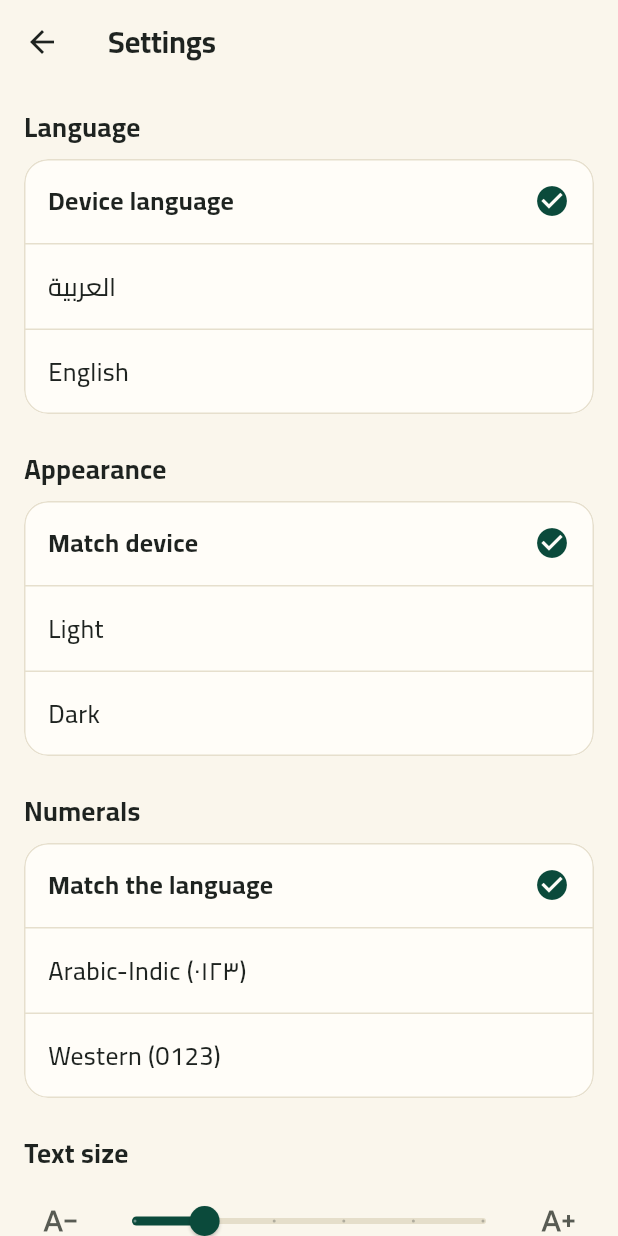
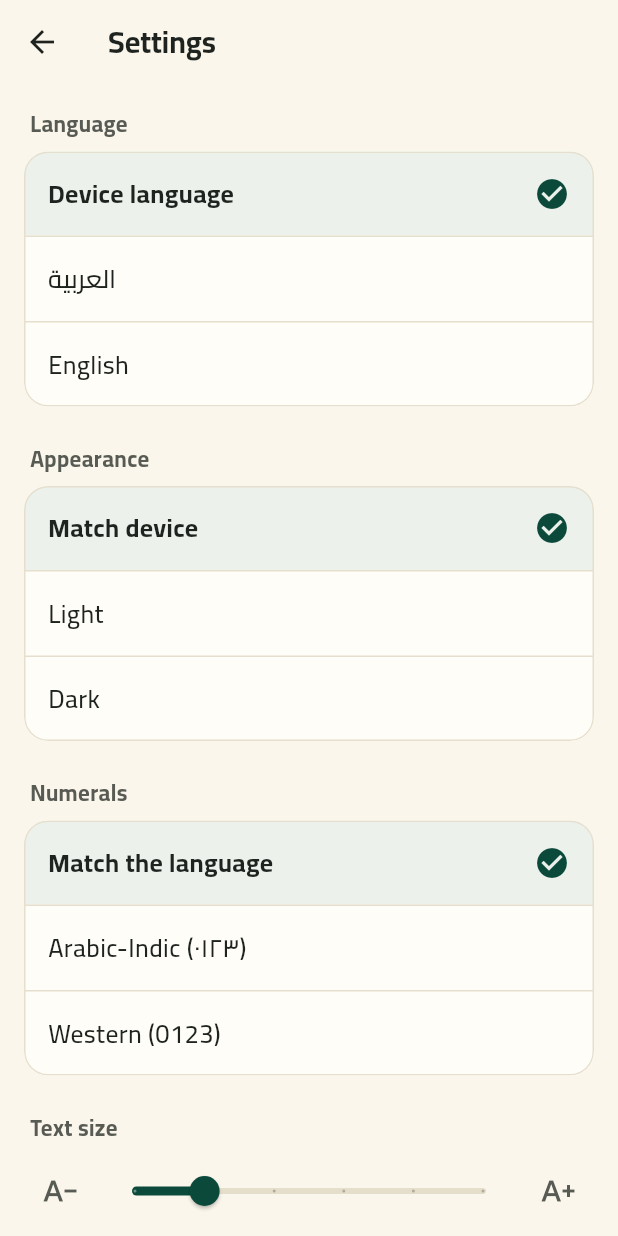
Before and after one commit to abdelrahmanNabil15/hadeeths, a Flutter app: the screen it shows after launch, after a tap on the "tune" icon, on a phone screen of 412 x 824 dp. Run offline on Flutter 3.47's test engine with Material 3 defaults, Android fonts, the phone set to English and light mode, and no system bars; our stand-ins replace bloc, dio, equatable, flutter_bloc, flutter_local_notifications, geolocator and 4 more; missing offline and left inert: adhan_dart, hijri_core, sqlite3; network calls fail.

Commit message:
feat(design): shared AppCard, star-lattice pattern, ornament divider, options sheet and icon set; tiles, options, search entry, reading surface, sections and states moved onto them

```diff
--- /dev/null
+++ b/lib/core/widgets/app_card.dart
@@ -0,0 +1,72 @@
+import 'package:flutter/material.dart';
+import 'package:mynewapp/core/design_system/tokens.dart';
+
+/// The app's one surface for grouped content: card colour, 16 dp corners and a hairline edge.
+/// Tiles, option groups, the search field look-alike and the reading surface are all built on it,
+/// so every card in the app has the same shape and edge.
+///
+/// - [onTap] adds an ink response clipped to the shape (semantics stay with the caller).
+/// - [emphasized] uses the sage brand container, for the one primary entry on a screen.
+/// - [raised] adds the single soft shadow ([AppShadows.soft]); flat otherwise.
+class AppCard extends StatelessWidget {
+  const AppCard({
+    super.key,
+    required this.child,
+    this.onTap,
+    this.padding,
+    this.emphasized = false,
+    this.raised = false,
+    this.color,
+    this.borderColor,
+  });
+
+  final Widget child;
+  final VoidCallback? onTap;
+  final EdgeInsetsGeometry? padding;
+  final bool emphasized;
+  final bool raised;
+
+  /// Overrides the surface colour (for example the reading surface role).
+  final Color? color;
+
+  /// Overrides the hairline, for example [ColorScheme.outline] where the edge marks a control and
+  /// must reach 3:1.
+  final Color? borderColor;
+
+  @override
+  Widget build(BuildContext context) {
+    final scheme = Theme.of(context).colorScheme;
+    final radius = BorderRadius.circular(AppRadius.card);
+    final content = padding == null
+        ? child
+        : Padding(padding: padding!, child: child);
+    final card = Material(
+      color:
+          color ??
+          (emphasized
+              ? scheme.primaryContainer
+              : scheme.surfaceContainerLowest),
+      shape: RoundedRectangleBorder(
+        borderRadius: radius,
+        side: BorderSide(
+          color:
+              borderColor ??
+              (emphasized
+                  ? scheme.primary.withValues(alpha: 0.3)
+                  : scheme.outlineVariant),
+          width: AppBorders.hairline,
+        ),
+      ),
+      clipBehavior: Clip.antiAlias,
+      child: onTap == null ? content : InkWell(onTap: onTap, child: content),
+    );
+    if (!raised) return card;
+    return DecoratedBox(
+      decoration: BoxDecoration(
+        borderRadius: radius,
+        boxShadow: AppShadows.soft(scheme),
+      ),
+      child: card,
+    );
+  }
+}
--- /dev/null
+++ b/lib/core/widgets/app_icons.dart
@@ -0,0 +1,19 @@
+import 'package:flutter/material.dart';
+
+/// The icons the shared components use, chosen once so every screen uses the same glyph for the
+/// same meaning. Directional ones mirror in right-to-left text.
+abstract final class AppIcons {
+  /// Opens something further: rows and tiles. Mirrors in Arabic.
+  static const chevron = Icons.chevron_right_rounded;
+  static const search = Icons.search;
+  static const settings = Icons.tune;
+  static const info = Icons.info_outline;
+  static const retry = Icons.refresh;
+  static const offline = Icons.wifi_off;
+  static const error = Icons.error_outline;
+  static const selected = Icons.check_circle;
+  static const share = Icons.share;
+  static const shareText = Icons.notes;
+  static const shareImage = Icons.image_outlined;
+  static const clear = Icons.close_rounded;
+}
--- /dev/null
+++ b/lib/core/widgets/geometric_pattern.dart
@@ -0,0 +1,101 @@
+import 'dart:math' as math;
+
+import 'package:flutter/material.dart';
+
+/// A quiet eight-fold star lattice (two overlapping squares at each point of a square grid, with a
+/// small diamond between them), drawn in thin lines. Decoration only: it is hidden from screen
+/// readers, never animates, is painted once into its own layer, and is never placed behind reading
+/// text. Keep [color] faint (the callers use 4 to 8% opacity).
+class GeometricPattern extends StatelessWidget {
+  const GeometricPattern({
+    super.key,
+    required this.color,
+    this.tileSize = 56,
+    this.strokeWidth = 1,
+  });
+
+  final Color color;
+  final double tileSize;
+  final double strokeWidth;
+
+  @override
+  Widget build(BuildContext context) => ExcludeSemantics(
+    child: RepaintBoundary(
+      child: CustomPaint(
+        painter: StarLatticePainter(
+          color: color,
+          tileSize: tileSize,
+          strokeWidth: strokeWidth,
+        ),
+        size: Size.infinite,
+      ),
+    ),
+  );
+}
+
+class StarLatticePainter extends CustomPainter {
+  const StarLatticePainter({
+    required this.color,
+    required this.tileSize,
+    required this.strokeWidth,
+  });
+
+  final Color color;
+  final double tileSize;
+  final double strokeWidth;
+
+  @override
+  void paint(Canvas canvas, Size size) {
+    final paint = Paint()
+      ..color = color
+      ..style = PaintingStyle.stroke
+      ..strokeWidth = strokeWidth
+      ..isAntiAlias = true;
+    final star = tileSize * 0.36;
+    final diamond = tileSize * 0.12;
+    final columns = (size.width / tileSize).ceil() + 1;
+    final rows = (size.height / tileSize).ceil() + 1;
+    for (var row = 0; row <= rows; row++) {
+      for (var column = 0; column <= columns; column++) {
+        final centre = Offset(column * tileSize, row * tileSize);
+        canvas.drawPath(eightPointStar(centre, star), paint);
+        canvas.drawPath(
+          _diamond(centre + Offset(tileSize / 2, tileSize / 2), diamond),
+          paint,
+        );
+      }
+    }
+  }
+
+  static Path _diamond(Offset c, double r) => Path()
+    ..moveTo(c.dx, c.dy - r)
+    ..lineTo(c.dx + r, c.dy)
+    ..lineTo(c.dx, c.dy + r)
+    ..lineTo(c.dx - r, c.dy)
+    ..close();
+
+  @override
+  bool shouldRepaint(StarLatticePainter old) =>
+      old.color != color ||
+      old.tileSize != tileSize ||
+      old.strokeWidth != strokeWidth;
+}
+
+/// The outline of an eight-pointed star (two squares, one turned 45 degrees) of circumradius [r].
+Path eightPointStar(Offset centre, double r) {
+  final path = Path();
+  for (var i = 0; i < 16; i++) {
+    // Alternate outer points and the inner corners where the two squares cross.
+    final radius = i.isEven
+        ? r
+        : r * math.cos(math.pi / 4) / math.cos(math.pi / 8);
+    final angle = -math.pi / 2 + i * math.pi / 8;
+    final point = centre + Offset(math.cos(angle), math.sin(angle)) * radius;
+    if (i == 0) {
+      path.moveTo(point.dx, point.dy);
+    } else {
+      path.lineTo(point.dx, point.dy);
+    }
+  }
+  return path..close();
+}
--- a/lib/core/widgets/option_group.dart
+++ b/lib/core/widgets/option_group.dart
@@ -1,7 +1,11 @@
 import 'package:flutter/material.dart';
+import 'package:mynewapp/core/design_system/motion.dart';
 import 'package:mynewapp/core/design_system/tokens.dart';
+import 'package:mynewapp/core/widgets/app_card.dart';
+import 'package:mynewapp/core/widgets/app_icons.dart';
 
-/// A mutually exclusive list of choices; the chosen one shows a check mark (not colour alone).
+/// A mutually exclusive list of choices on one [AppCard]; the chosen one shows a check mark and a
+/// sage tint (never colour alone).
 /// Each choice may carry a smaller line of explanation under its label.
 class OptionGroup<T> extends StatelessWidget {
   const OptionGroup({
@@ -22,13 +26,7 @@ class OptionGroup<T> extends StatelessWidget {
   @override
   Widget build(BuildContext context) {
     final scheme = Theme.of(context).colorScheme;
-    return Material(
-      color: scheme.surfaceContainerLowest,
-      shape: RoundedRectangleBorder(
-        borderRadius: BorderRadius.circular(AppRadius.card),
-        side: BorderSide(color: scheme.outlineVariant),
-      ),
-      clipBehavior: Clip.antiAlias,
+    return AppCard(
       child: Column(
         children: [
           for (var i = 0; i < options.length; i++) ...[
@@ -52,10 +50,18 @@ class OptionGroup<T> extends StatelessWidget {
       label: subtitle == null ? label : '$label. $subtitle',
       excludeSemantics: true,
       onTap: () => onSelected(value),
+      child: AnimatedContainer(
+        duration: context.motion(AppMotion.short),
+        curve: AppMotion.standard,
+        color: isSelected
+            ? scheme.primaryContainer.withValues(alpha: 0.55)
+            : Colors.transparent,
         child: InkWell(
           onTap: () => onSelected(value),
           child: ConstrainedBox(
-          constraints: const BoxConstraints(minHeight: AppSizes.minTileHeight),
+            constraints: const BoxConstraints(
+              minHeight: AppSizes.minTileHeight,
+            ),
             child: Padding(
               padding: const EdgeInsets.symmetric(
                 horizontal: AppSpacing.lg,
@@ -92,8 +98,10 @@ class OptionGroup<T> extends StatelessWidget {
                       ],
                     ),
                   ),
-                if (isSelected) Icon(Icons.check_circle, color: scheme.primary),
+                  if (isSelected)
+                    Icon(AppIcons.selected, color: scheme.primary),
                 ],
+              ),
             ),
           ),
         ),
--- a/lib/core/widgets/section_heading.dart
+++ b/lib/core/widgets/section_heading.dart
@@ -1,7 +1,9 @@
 import 'package:flutter/material.dart';
 import 'package:mynewapp/core/design_system/tokens.dart';
+import 'package:mynewapp/core/design_system/typography.dart';
 
-/// A heading that screen readers can jump to.
+/// The quiet label above a group of cards, aligned with the text inside them. A heading that
+/// screen readers can jump to.
 class SectionHeading extends StatelessWidget {
   const SectionHeading(this.text, {super.key});
 
@@ -9,16 +11,11 @@ class SectionHeading extends StatelessWidget {
 
   @override
   Widget build(BuildContext context) {
-    final scheme = Theme.of(context).colorScheme;
     return Semantics(
       header: true,
-      child: Text(
-        text,
-        style: TextStyle(
-          fontSize: AppTextSize.heading,
-          fontWeight: FontWeight.w700,
-          color: scheme.onSurface,
-        ),
+      child: Padding(
+        padding: const EdgeInsetsDirectional.only(start: AppSpacing.xs),
+        child: Text(text, style: AppTypography.of(context).sectionLabel),
       ),
     );
   }
--- a/lib/core/widgets/state_views.dart
+++ b/lib/core/widgets/state_views.dart
@@ -1,6 +1,9 @@
 import 'package:flutter/material.dart';
+import 'package:mynewapp/core/design_system/app_colors.dart';
 import 'package:mynewapp/core/design_system/tokens.dart';
+import 'package:mynewapp/core/design_system/typography.dart';
 import 'package:mynewapp/core/errors/failure.dart';
+import 'package:mynewapp/core/widgets/geometric_pattern.dart';
 import 'package:mynewapp/l10n/l10n.dart';
 
 /// User-facing text for a failure. Never shows raw exception text.
@@ -90,16 +93,15 @@ class ErrorView extends StatelessWidget {
           child: Column(
             mainAxisSize: MainAxisSize.min,
             children: [
-              Icon(
-                offline ? Icons.wifi_off : Icons.error_outline,
-                size: 48,
-                color: scheme.onSurfaceVariant,
+              StateMedallion(
+                icon: offline ? Icons.wifi_off : Icons.error_outline,
+                color: offline ? scheme.primary : scheme.error,
               ),
-              const SizedBox(height: AppSpacing.lg),
+              const SizedBox(height: AppSpacing.xl),
               Text(
                 failureMessage(l10n, failure),
                 textAlign: TextAlign.center,
-                style: const TextStyle(fontSize: AppTextSize.heading),
+                style: AppTypography.of(context).editorial,
               ),
               if (onRetry != null && failure.isRetryable) ...[
                 const SizedBox(height: AppSpacing.lg),
@@ -125,9 +127,9 @@ class EmptyView extends StatelessWidget {
 
   @override
   Widget build(BuildContext context) {
-    final scheme = Theme.of(context).colorScheme;
+    // Scrolls when the space is short (a small box, very large text) instead of overflowing.
     return Center(
-      child: Padding(
+      child: SingleChildScrollView(
         padding: const EdgeInsets.all(AppSpacing.xl),
         child: Semantics(
           liveRegion: true,
@@ -136,15 +138,59 @@ class EmptyView extends StatelessWidget {
             mainAxisSize: MainAxisSize.min,
             children: [
               if (icon != null) ...[
-                Icon(icon, size: 48, color: scheme.onSurfaceVariant),
-                const SizedBox(height: AppSpacing.lg),
+                StateMedallion(icon: icon!),
+                const SizedBox(height: AppSpacing.xl),
               ],
               Text(
                 message,
                 textAlign: TextAlign.center,
-                style: const TextStyle(fontSize: AppTextSize.heading),
+                style: AppTypography.of(context).editorial,
               ),
             ],
+          ),
+        ),
+      ),
+    );
+  }
+}
+
+/// The round emblem of an empty or error state: a sage disc with a faint star lattice and the
+/// state's icon. Decoration only; the words carry the meaning.
+class StateMedallion extends StatelessWidget {
+  const StateMedallion({super.key, required this.icon, this.color});
+
+  final IconData icon;
+
+  /// The icon colour; the brand colour by default.
+  final Color? color;
+
+  @override
+  Widget build(BuildContext context) {
+    final colors = AppColors.of(context);
+    return ExcludeSemantics(
+      child: SizedBox.square(
+        dimension: AppSizes.stateMedallion,
+        child: DecoratedBox(
+          decoration: BoxDecoration(
+            color: colors.sage,
+            shape: BoxShape.circle,
+            border: Border.all(color: colors.goldSoft),
+          ),
+          child: ClipOval(
+            child: Stack(
+              fit: StackFit.expand,
+              children: [
+                GeometricPattern(
+                  color: colors.gold.withValues(alpha: 0.16),
+                  tileSize: AppSizes.stateMedallion / 3,
+                ),
+                Icon(
+                  icon,
+                  size: AppSizes.stateMedallion * 0.4,
+                  color: color ?? Theme.of(context).colorScheme.primary,
+                ),
+              ],
+            ),
           ),
         ),
       ),
--- a/lib/core/widgets/status_banner.dart
+++ b/lib/core/widgets/status_banner.dart
@@ -55,7 +55,7 @@ class StatusBanner extends StatelessWidget {
       liveRegion: true,
       container: true,
       child: Container(
-        padding: const EdgeInsets.all(AppSpacing.md),
+        padding: const EdgeInsets.all(AppSpacing.lg),
         decoration: BoxDecoration(
           color: background,
           borderRadius: BorderRadius.circular(AppRadius.card),
--- a/lib/features/settings/presentation/pages/settings_page.dart
+++ b/lib/features/settings/presentation/pages/settings_page.dart
@@ -3,6 +3,7 @@ import 'package:flutter_bloc/flutter_bloc.dart';
 import 'package:mynewapp/core/cache/response_cache.dart';
 import 'package:mynewapp/core/design_system/tokens.dart';
 import 'package:mynewapp/core/navigation/app_route.dart';
+import 'package:mynewapp/core/widgets/app_card.dart';
 import 'package:mynewapp/core/widgets/app_tile.dart';
 import 'package:mynewapp/core/widgets/content_width.dart';
 import 'package:mynewapp/core/widgets/option_group.dart';
@@ -177,13 +178,7 @@ class _OfflineCopies extends StatelessWidget {
   Widget build(BuildContext context) {
     final l10n = context.l10n;
     final scheme = Theme.of(context).colorScheme;
-    return Material(
-      color: scheme.surfaceContainerLowest,
-      shape: RoundedRectangleBorder(
-        borderRadius: BorderRadius.circular(AppRadius.card),
-        side: BorderSide(color: scheme.outlineVariant),
-      ),
-      clipBehavior: Clip.antiAlias,
+    return AppCard(
       child: Column(
         crossAxisAlignment: CrossAxisAlignment.stretch,
         children: [
```
Also changed, not shown: lib/core/widgets/app_sheet.dart (added, +74 -0 lines), lib/core/widgets/app_tile.dart (+57 -28 lines), lib/core/widgets/expandable_section.dart (+5 -9 lines), lib/core/widgets/ornament_divider.dart (added, +69 -0 lines), lib/features/hadiths/presentation/widgets/reading_surface.dart (+14 -14 lines), lib/features/search/presentation/widgets/search_entry.dart (+15 -12 lines), 2 other files. Lines whose indentation alone changed are shown as unchanged.
